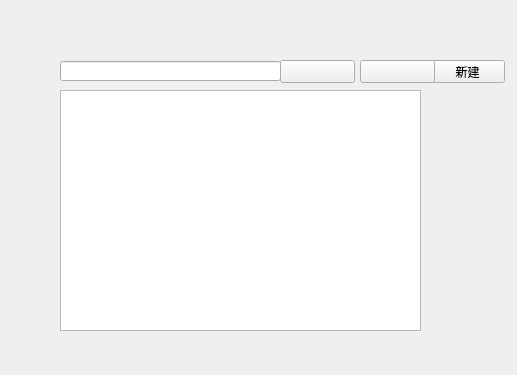
First picture: the form in QtQuestWindow/QtQuestWindow/QuestionWindow.ui, repository haizeiwang10086/file_save_haizeiwang10086, before the edit.
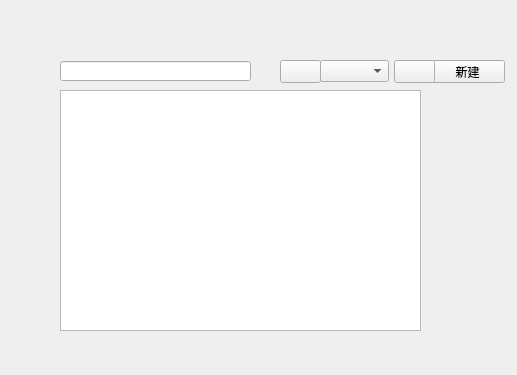
Second picture: the form after the edit. Icons and pictures are not drawn.

```diff
--- a/QtQuestWindow/QtQuestWindow/QuestionWindow.ui
+++ b/QtQuestWindow/QtQuestWindow/QuestionWindow.ui
@@ -41,7 +41,7 @@
     <rect>
      <x>280</x>
      <y>60</y>
-     <width>75</width>
+     <width>41</width>
      <height>23</height>
     </rect>
    </property>
@@ -58,7 +58,7 @@
     <rect>
      <x>60</x>
      <y>61</y>
-     <width>221</width>
+     <width>191</width>
      <height>20</height>
     </rect>
    </property>
@@ -66,9 +66,9 @@
   <widget class="QPushButton" name="btn_empty">
    <property name="geometry">
     <rect>
-     <x>360</x>
+     <x>394</x>
      <y>60</y>
-     <width>75</width>
+     <width>41</width>
      <height>23</height>
     </rect>
    </property>
@@ -80,6 +80,16 @@
      <normaloff>:/images/sync.ico</normaloff>:/images/sync.ico</iconset>
    </property>
   </widget>
+  <widget class="QComboBox" name="comboBox_label">
+   <property name="geometry">
+    <rect>
+     <x>320</x>
+     <y>60</y>
+     <width>69</width>
+     <height>22</height>
+    </rect>
+   </property>
+  </widget>
  </widget>
  <resources>
   <include location="Resource.qrc"/>
```
